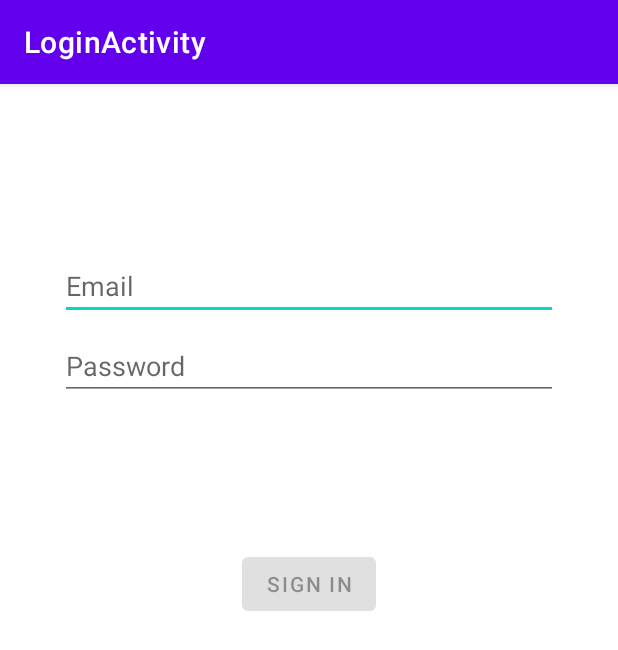
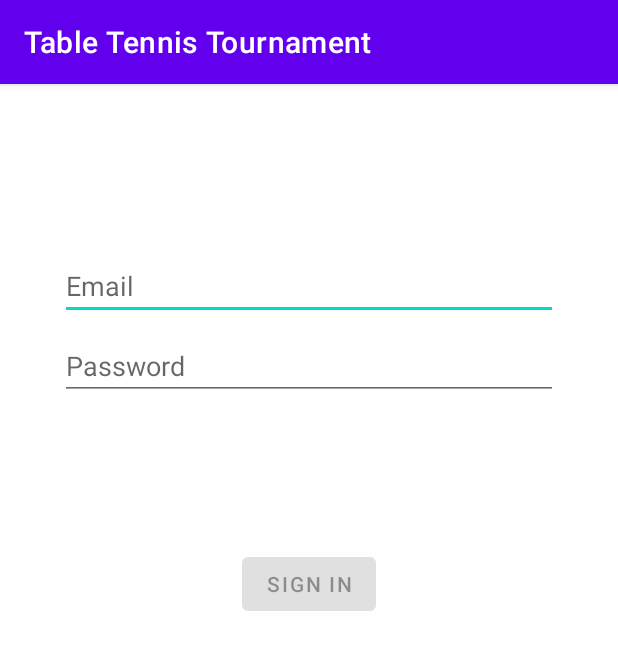
Before and after one commit to RaduVulpescu/table-tennis-tournament-android, an Android app: the screen it shows after launch (LoginActivity), on a phone screen of 412 x 824 dp. Shown: the top 650 px of the screen. Run offline under Robolectric (Android 15) with nearby library versions, the phone set to English and light mode, and no system bars; libraries missing offline, so code that uses them is left out: com.amplifyframework, com.amplifyframework.auth, com.amplifyframework.core; 2 statements that could not run were skipped.

```diff
--- a/app/src/main/AndroidManifest.xml
+++ b/app/src/main/AndroidManifest.xml
@@ -19,7 +19,7 @@
         android:theme="@style/Theme.TableTennisTournament"
         android:usesCleartextTraffic="true">
         <activity
-            android:name=".ui.login.LoginActivity"
+            android:name=".modules.login.LoginActivity"
             android:label="@string/title_activity_login">
             <intent-filter>
                 <action android:name="android.intent.action.MAIN" />
--- a/app/src/main/java/com/example/tabletennistournament/modules/cup/CupActivity.java
+++ b/app/src/main/java/com/example/tabletennistournament/modules/cup/CupActivity.java
@@ -51,7 +51,7 @@ public class CupActivity extends AppCompatActivity {
     @Override
     protected void onCreate(Bundle savedInstanceState) {
         super.onCreate(savedInstanceState);
-        setContentView(R.layout.activity_main);
+        setContentView(R.layout.activity_cup);
 
         gson = new Gson();
         requestQueue = RequestQueueSingleton.getInstance(this);
--- a/app/src/main/java/com/example/tabletennistournament/ui/login/LoggedInUserView.java
+++ b/app/src/main/java/com/example/tabletennistournament/modules/login/LoggedInUserView.java
@@ -1,4 +1,4 @@
-package com.example.tabletennistournament.ui.login;
+package com.example.tabletennistournament.modules.login;
 
 /**
  * Class exposing authenticated user details to the UI.
--- a/app/src/main/java/com/example/tabletennistournament/ui/login/LoginActivity.java
+++ b/app/src/main/java/com/example/tabletennistournament/modules/login/LoginActivity.java
@@ -1,4 +1,4 @@
-package com.example.tabletennistournament.ui.login;
+package com.example.tabletennistournament.modules.login;
 
 import android.app.Activity;
 import android.content.Intent;
--- a/app/src/main/java/com/example/tabletennistournament/ui/login/LoginFormState.java
+++ b/app/src/main/java/com/example/tabletennistournament/modules/login/LoginFormState.java
@@ -1,4 +1,4 @@
-package com.example.tabletennistournament.ui.login;
+package com.example.tabletennistournament.modules.login;
 
 import androidx.annotation.Nullable;
 
--- a/app/src/main/java/com/example/tabletennistournament/ui/login/LoginResult.java
+++ b/app/src/main/java/com/example/tabletennistournament/modules/login/LoginResult.java
@@ -1,4 +1,4 @@
-package com.example.tabletennistournament.ui.login;
+package com.example.tabletennistournament.modules.login;
 
 import androidx.annotation.Nullable;
 
--- a/app/src/main/java/com/example/tabletennistournament/ui/login/LoginViewModel.java
+++ b/app/src/main/java/com/example/tabletennistournament/modules/login/LoginViewModel.java
@@ -1,4 +1,4 @@
-package com.example.tabletennistournament.ui.login;
+package com.example.tabletennistournament.modules.login;
 
 import android.util.Log;
 import android.util.Patterns;
@@ -70,6 +70,6 @@ public class LoginViewModel extends ViewModel {
 
     // A placeholder password validation check
     private boolean isPasswordValid(String password) {
-        return password != null && password.matches("^(?=.*?[A-Z])(?=(.*[a-z])+)(?=(.*[\\d])+)(?=(.*[\\W])+)(?!.*\\s).{8,}$");
+        return password != null && password.length() > 7;
     }
 }
--- a/app/src/main/java/com/example/tabletennistournament/ui/login/LoginViewModelFactory.java
+++ b/app/src/main/java/com/example/tabletennistournament/modules/login/LoginViewModelFactory.java
@@ -1,4 +1,4 @@
-package com.example.tabletennistournament.ui.login;
+package com.example.tabletennistournament.modules.login;
 
 import androidx.annotation.NonNull;
 import androidx.lifecycle.ViewModel;
--- a/app/src/main/java/com/example/tabletennistournament/services/LoginRepository.java
+++ b/app/src/main/java/com/example/tabletennistournament/services/LoginRepository.java
@@ -4,7 +4,7 @@ import android.util.Log;
 
 import com.amplifyframework.core.Amplify;
 import com.example.tabletennistournament.models.LoggedInUser;
-import com.example.tabletennistournament.ui.login.LoginViewModel;
+import com.example.tabletennistournament.modules.login.LoginViewModel;
 
 public class LoginRepository {
 
--- a/app/src/main/res/layout/activity_add_fixture.xml
+++ b/app/src/main/res/layout/activity_add_fixture.xml
@@ -122,7 +122,7 @@
         app:layout_constraintBottom_toBottomOf="parent"
         app:layout_constraintEnd_toEndOf="parent"
         app:layout_constraintStart_toStartOf="parent"
-        app:menu="@menu/menu_main" />
+        app:menu="@menu/menu_cup" />
 
 
 </androidx.constraintlayout.widget.ConstraintLayout>
--- a/app/src/main/res/layout/activity_add_player.xml
+++ b/app/src/main/res/layout/activity_add_player.xml
@@ -185,6 +185,6 @@
         app:layout_constraintBottom_toBottomOf="parent"
         app:layout_constraintEnd_toEndOf="parent"
         app:layout_constraintStart_toStartOf="parent"
-        app:menu="@menu/menu_main" />
+        app:menu="@menu/menu_cup" />
 
 </androidx.constraintlayout.widget.ConstraintLayout>
--- a/app/src/main/res/layout/activity_main.xml
+++ b/app/src/main/res/layout/activity_cup.xml
@@ -90,6 +90,6 @@
         app:layout_constraintBottom_toBottomOf="parent"
         app:layout_constraintEnd_toEndOf="parent"
         app:layout_constraintStart_toStartOf="parent"
-        app:menu="@menu/menu_main" />
+        app:menu="@menu/menu_cup" />
 
 </androidx.constraintlayout.widget.ConstraintLayout>
--- a/app/src/main/res/layout/activity_edit_fixture.xml
+++ b/app/src/main/res/layout/activity_edit_fixture.xml
@@ -267,7 +267,7 @@
         app:layout_constraintBottom_toBottomOf="parent"
         app:layout_constraintEnd_toEndOf="parent"
         app:layout_constraintStart_toStartOf="parent"
-        app:menu="@menu/menu_main" />
+        app:menu="@menu/menu_cup" />
 
 
 </androidx.constraintlayout.widget.ConstraintLayout>
--- a/app/src/main/res/layout/activity_login.xml
+++ b/app/src/main/res/layout/activity_login.xml
@@ -9,7 +9,7 @@
     android:paddingTop="@dimen/activity_vertical_margin"
     android:paddingRight="@dimen/activity_horizontal_margin"
     android:paddingBottom="@dimen/activity_vertical_margin"
-    tools:context=".ui.login.LoginActivity">
+    tools:context=".modules.login.LoginActivity">
 
     <EditText
         android:id="@+id/username"
@@ -66,13 +66,10 @@
         android:layout_height="wrap_content"
         android:layout_gravity="center"
         android:layout_marginStart="32dp"
-        android:layout_marginTop="64dp"
+        android:layout_marginTop="8dp"
         android:layout_marginEnd="32dp"
-        android:layout_marginBottom="64dp"
         android:visibility="gone"
-        app:layout_constraintBottom_toBottomOf="parent"
         app:layout_constraintEnd_toEndOf="@+id/password"
         app:layout_constraintStart_toStartOf="@+id/password"
-        app:layout_constraintTop_toTopOf="parent"
-        app:layout_constraintVertical_bias="0.3" />
+        app:layout_constraintTop_toBottomOf="@+id/password"/>
 </androidx.constraintlayout.widget.ConstraintLayout>
--- a/app/src/main/res/layout/activity_next_fixtures.xml
+++ b/app/src/main/res/layout/activity_next_fixtures.xml
@@ -75,6 +75,6 @@
         android:layout_height="wrap_content"
         app:itemBackground="@color/purple_500"
         app:layout_constraintBottom_toBottomOf="parent"
-        app:menu="@menu/menu_main" />
+        app:menu="@menu/menu_cup" />
 
 </androidx.constraintlayout.widget.ConstraintLayout>
--- a/app/src/main/res/layout/activity_player_profile.xml
+++ b/app/src/main/res/layout/activity_player_profile.xml
@@ -506,6 +506,6 @@
         app:layout_constraintBottom_toBottomOf="parent"
         app:layout_constraintEnd_toEndOf="parent"
         app:layout_constraintStart_toStartOf="parent"
-        app:menu="@menu/menu_main" />
+        app:menu="@menu/menu_cup" />
 
 </androidx.constraintlayout.widget.ConstraintLayout>
--- a/app/src/main/res/layout/activity_players.xml
+++ b/app/src/main/res/layout/activity_players.xml
@@ -56,6 +56,6 @@
         android:layout_height="wrap_content"
         app:itemBackground="@color/purple_500"
         app:layout_constraintBottom_toBottomOf="parent"
-        app:menu="@menu/menu_main" />
+        app:menu="@menu/menu_cup" />
 
 </androidx.constraintlayout.widget.ConstraintLayout>
--- a/app/src/main/res/values/strings.xml
+++ b/app/src/main/res/values/strings.xml
@@ -46,14 +46,14 @@
     <string name="label_player_profile">Player Profile</string>
     <string name="shared_preferences">SHARED_PREFERENCES</string>
     <string name="volley_request_timeout">30000</string>
-    <string name="title_activity_login">LoginActivity</string>
+    <string name="title_activity_login">Table Tennis Tournament</string>
     <string name="prompt_email">Email</string>
     <string name="prompt_password">Password</string>
     <string name="action_sign_in">Sign in</string>
     <string name="action_sign_in_short">Sign in</string>
     <string name="welcome">"Welcome !"</string>
     <string name="invalid_username">Not a valid username</string>
-    <string name="invalid_password">Password must be >=8 characters</string>
+    <string name="invalid_password">Password must at least 8 characters.</string>
     <string name="login_failed">"Login failed"</string>
     <string name="activity_label_edit_fixture">Edit Fixture</string>
     <string name="activity_label_ranking">Ranking</string>
```
Also changed, not shown: app/src/main/res/layout/activity_auth.xml (deleted, +0 -8 lines), app/src/main/res/menu/menu_cup.xml (renamed from app/src/main/res/menu/menu_main.xml).
